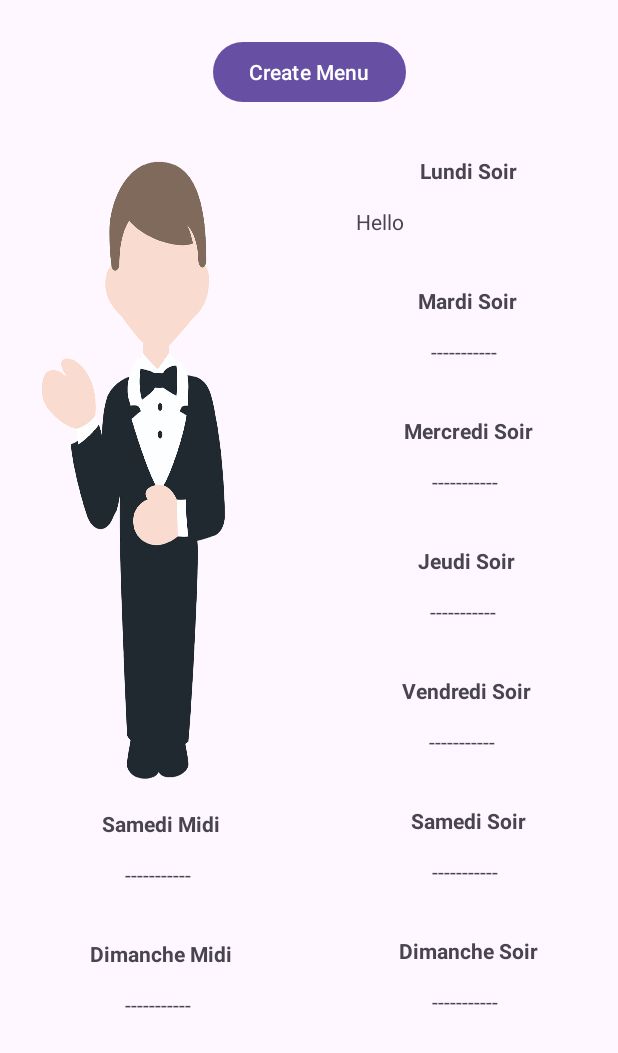
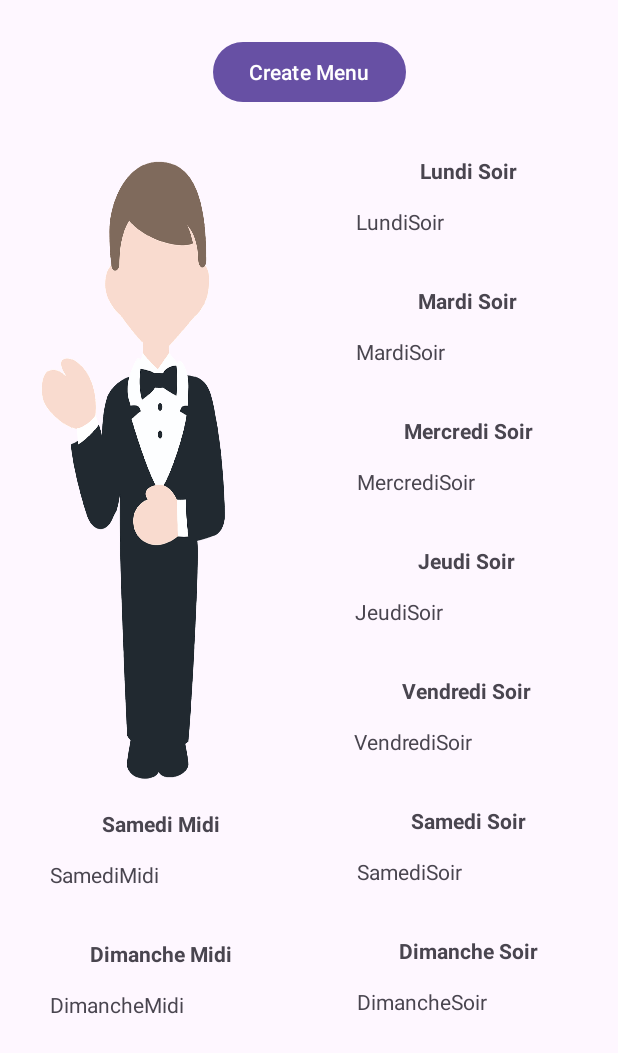
Before and after one commit to lazar360/menu-maker, an Android app: the SettingsActivity screen opened directly, with no data from a screen before it, after a tap on "Create Menu", on a phone screen of 412 x 824 dp. Shown: the top 1053 px of the screen. Run offline under Robolectric (Android 15) with nearby library versions, the phone set to English and light mode, and no system bars.

Commit message:
upd click listener on btn create menu

```diff
--- a/app/src/main/java/com/example/newexperience/SettingsActivity.java
+++ b/app/src/main/java/com/example/newexperience/SettingsActivity.java
@@ -19,6 +19,15 @@ public class SettingsActivity extends AppCompatActivity {
     }
 
     public void createMenu(View theView){
-        ((TextView)findViewById(R.id.textView5)).setText("Hello");
+
+        ((TextView)findViewById(R.id.textView5)).setText("LundiSoir"); // LundiSoir
+        ((TextView)findViewById(R.id.textView10)).setText("MardiSoir"); // MardiSoir
+        ((TextView)findViewById(R.id.textView13)).setText("MercrediSoir"); // MercrediSoir
+        ((TextView)findViewById(R.id.textView16)).setText("JeudiSoir"); // JeudiSoir
+        ((TextView)findViewById(R.id.textView19)).setText("VendrediSoir"); // VendrediSoir
+        ((TextView)findViewById(R.id.textView22)).setText("SamediMidi"); // SamediMidi
+        ((TextView)findViewById(R.id.textView25)).setText("SamediSoir"); // SamediSoir
+        ((TextView)findViewById(R.id.textView28)).setText("DimancheMidi"); // DimancheMidi
+        ((TextView)findViewById(R.id.textView31)).setText("DimancheSoir"); // DimancheSoir
     }
 }
```
